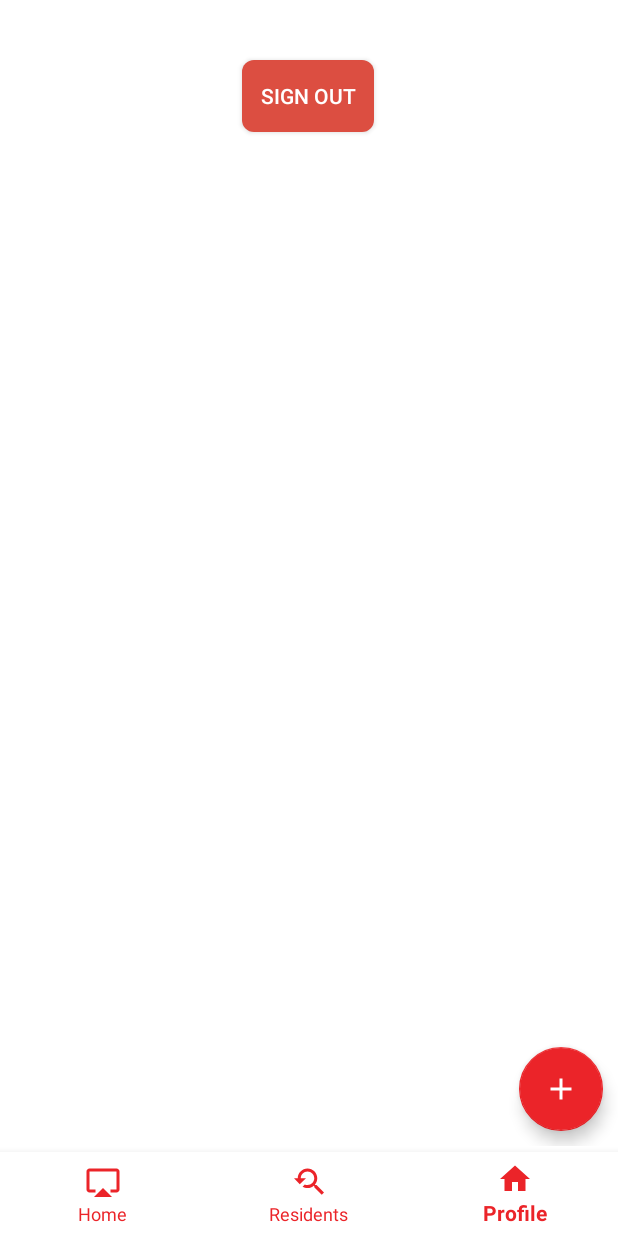
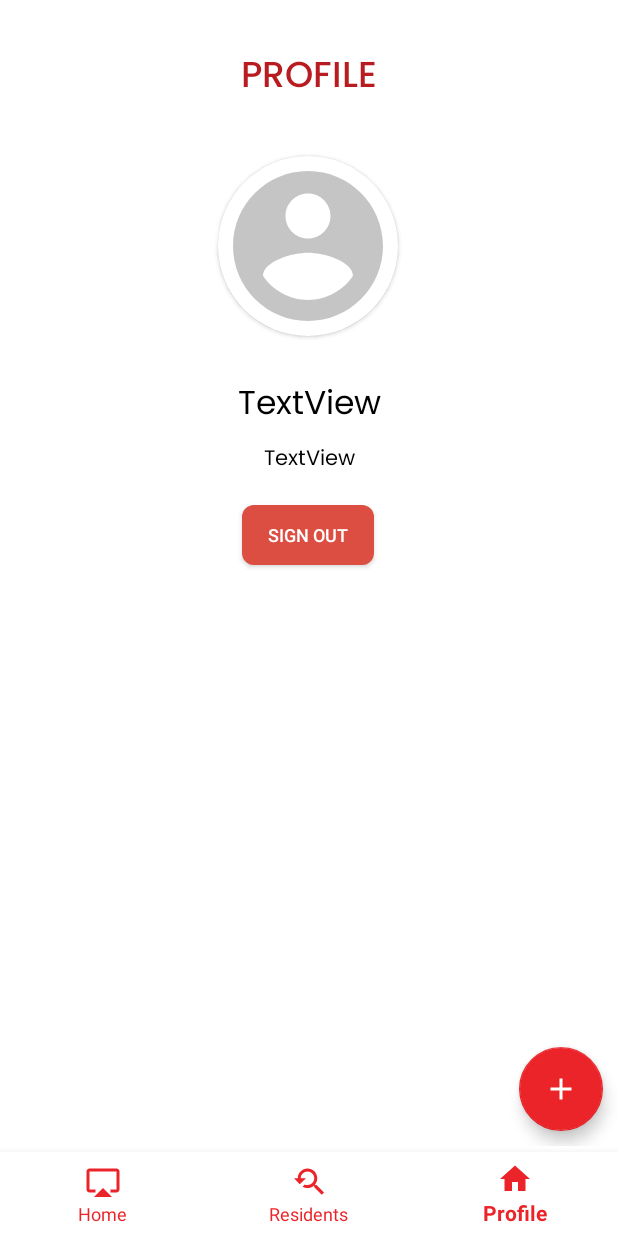
Before and after one commit to NAADATastemaquers/Naada_App, an Android app: the ProfileActivity screen opened directly, with no data from a screen before it, on a phone screen of 412 x 824 dp. Run offline under Robolectric (Android 15) with nearby library versions, the phone set to English and light mode, and no system bars; libraries missing offline, so code that uses them is left out: com.facebook, com.facebook.login; pictures from the network do not load; Roboto replaces fonts that are not available here.

Commit message:
Login Ui changed 3rd version!

```diff
--- a/app/src/main/java/com/example/naada/view/ProfileActivity.java
+++ b/app/src/main/java/com/example/naada/view/ProfileActivity.java
@@ -4,14 +4,17 @@ import androidx.annotation.NonNull;
 import androidx.appcompat.app.AppCompatActivity;
 
 import android.content.Intent;
+import android.net.Uri;
 import android.os.Bundle;
 import android.view.View;
 import android.view.animation.Animation;
 import android.view.animation.AnimationUtils;
 import android.widget.Button;
+import android.widget.ImageView;
 import android.widget.TextView;
 import android.widget.Toast;
 
+import com.bumptech.glide.Glide;
 import com.example.naada.R;
 import com.example.naada.util.BottomNavHelper;
 import com.facebook.login.widget.LoginButton;
@@ -32,12 +35,18 @@ public class ProfileActivity extends AppCompatActivity {
     private TextView mDarkFabText,mMusicFabText;
     private Boolean isOpen;
     private Animation mFabOpen,mFabClose;
+    private ImageView profileImage;
+    private TextView profileName,profileMail;
 
     @Override
     protected void onCreate(Bundle savedInstanceState) {
         super.onCreate(savedInstanceState);
         setContentView(R.layout.activity_profile);
         NavBarSetup();
+
+        profileImage=findViewById(R.id.profile_image);
+        profileName=findViewById(R.id.profile_name);
+        profileMail=findViewById(R.id.profile_mail);
 
         // Configure sign-in to request the user's ID, email address, and basic
         // profile. ID and basic profile are included in DEFAULT_SIGN_IN.
@@ -47,6 +56,15 @@ public class ProfileActivity extends AppCompatActivity {
 
         // Build a GoogleSignInClient with the options specified by gso.
         mGoogleSignInClient = GoogleSignIn.getClient(this, gso);
+        GoogleSignInAccount acct = GoogleSignIn.getLastSignedInAccount(this);
+        if(acct!=null){
+            String name=acct.getDisplayName();
+            String email=acct.getEmail();
+            Uri imageUrl=acct.getPhotoUrl();
+            profileMail.setText(email);
+            profileName.setText(name);
+            Glide.with(ProfileActivity.this).load(imageUrl).centerCrop().load(imageUrl).into(profileImage);
+        }
 
         mMainFab=findViewById(R.id.main_fab);
         mDarkFab=findViewById(R.id.dark_fab);
--- /dev/null
+++ b/app/src/main/res/drawable/ic_default_avatar.xml
@@ -0,0 +1,5 @@
+<vector android:height="24dp" android:tint="#C5C5C5"
+    android:viewportHeight="24.0" android:viewportWidth="24.0"
+    android:width="24dp" xmlns:android="http://schemas.android.com/apk/res/android">
+    <path android:fillColor="#FF000000" android:pathData="M12,2C6.48,2 2,6.48 2,12s4.48,10 10,10 10,-4.48 10,-10S17.52,2 12,2zM12,5c1.66,0 3,1.34 3,3s-1.34,3 -3,3 -3,-1.34 -3,-3 1.34,-3 3,-3zM12,19.2c-2.5,0 -4.71,-1.28 -6,-3.22 0.03,-1.99 4,-3.08 6,-3.08 1.99,0 5.97,1.09 6,3.08 -1.29,1.94 -3.5,3.22 -6,3.22z"/>
+</vector>
--- a/app/src/main/res/layout/activity_profile.xml
+++ b/app/src/main/res/layout/activity_profile.xml
@@ -16,13 +16,15 @@
         app:layout_constraintEnd_toEndOf="parent"
         app:layout_constraintStart_toStartOf="parent">
 
+
+
         <com.google.android.material.floatingactionbutton.FloatingActionButton
             android:id="@+id/main_fab"
             android:layout_width="wrap_content"
             android:layout_height="wrap_content"
             android:layout_gravity="bottom|end"
             android:layout_margin="10dp"
-            android:src="@drawable/icon_add"
+            app:srcCompat="@drawable/icon_add"
             app:backgroundTint="@color/button_text"
             app:fabSize="auto"
             app:rippleColor="@color/Red" />
@@ -104,13 +106,72 @@
     <Button
         android:id="@+id/signOut"
         android:layout_width="wrap_content"
-        android:layout_height="wrap_content"
-        android:layout_marginTop="40dp"
+        android:layout_height="40dp"
+        android:layout_marginTop="18dp"
         android:background="@drawable/custom_button_google"
+        android:padding="5dp"
         android:text="Sign Out"
         android:textColor="#fff"
+        android:textSize="12sp"
         app:layout_constraintEnd_toEndOf="parent"
         app:layout_constraintHorizontal_bias="0.498"
         app:layout_constraintStart_toStartOf="parent"
-        app:layout_constraintTop_toTopOf="@+id/include2" />
+        app:layout_constraintTop_toBottomOf="@+id/profile_mail" />
+
+    <TextView
+        android:id="@+id/profileText"
+        android:layout_width="wrap_content"
+        android:layout_height="wrap_content"
+        android:layout_marginTop="32dp"
+        android:fontFamily="@font/poppins_medium"
+        android:text="PROFILE"
+        android:textColor="@color/colorPrimaryDark"
+        android:textSize="24sp"
+        app:layout_constraintEnd_toEndOf="parent"
+        app:layout_constraintStart_toStartOf="parent"
+        app:layout_constraintTop_toTopOf="parent" />
+
+    <androidx.cardview.widget.CardView
+        android:id="@+id/cordinate"
+        android:layout_width="120dp"
+        android:layout_height="120dp"
+        android:layout_marginTop="32dp"
+        app:cardCornerRadius="100dp"
+        app:layout_constraintEnd_toEndOf="parent"
+        app:layout_constraintHorizontal_bias="0.498"
+        app:layout_constraintStart_toStartOf="parent"
+        app:layout_constraintTop_toBottomOf="@+id/profileText" >
+
+        <ImageView
+            android:id="@+id/profile_image"
+            android:layout_width="match_parent"
+            android:layout_height="match_parent"
+            android:scaleType="fitXY"
+            app:srcCompat="@drawable/ic_default_avatar" />
+    </androidx.cardview.widget.CardView>
+
+    <TextView
+        android:id="@+id/profile_name"
+        android:layout_width="wrap_content"
+        android:layout_height="wrap_content"
+        android:layout_marginTop="28dp"
+        android:fontFamily="@font/poppins"
+        android:text="TextView"
+        android:textColor="@color/mainText"
+        android:textSize="22sp"
+        app:layout_constraintEnd_toEndOf="parent"
+        app:layout_constraintStart_toStartOf="parent"
+        app:layout_constraintTop_toBottomOf="@+id/cordinate" />
+
+    <TextView
+        android:id="@+id/profile_mail"
+        android:layout_width="wrap_content"
+        android:layout_height="wrap_content"
+        android:layout_marginTop="6dp"
+        android:fontFamily="@font/poppins"
+        android:text="TextView"
+        android:textColor="@color/mainText"
+        app:layout_constraintEnd_toEndOf="parent"
+        app:layout_constraintStart_toStartOf="parent"
+        app:layout_constraintTop_toBottomOf="@+id/profile_name" />
 </androidx.constraintlayout.widget.ConstraintLayout>
```
Also changed, not shown: app/src/main/res/layout/list_item.xml (+27 -17 lines).
